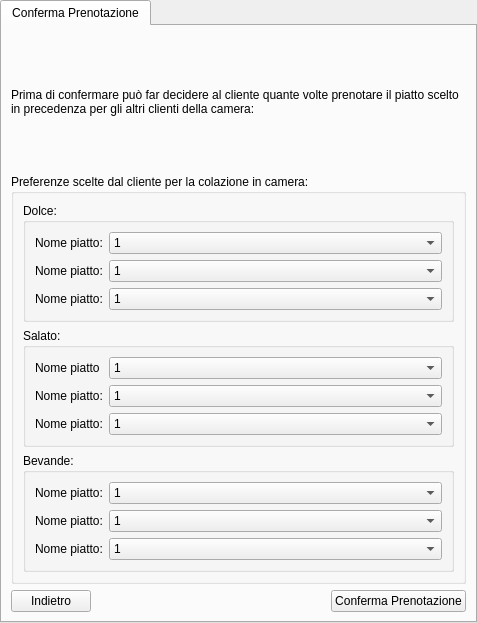
mdoraz/Hotel, file ui/Cameriere/GestisciCucina/ConfermaPrenotazioneColazioneInCameraGiornoSuccessivo.ui: the form before one commit.
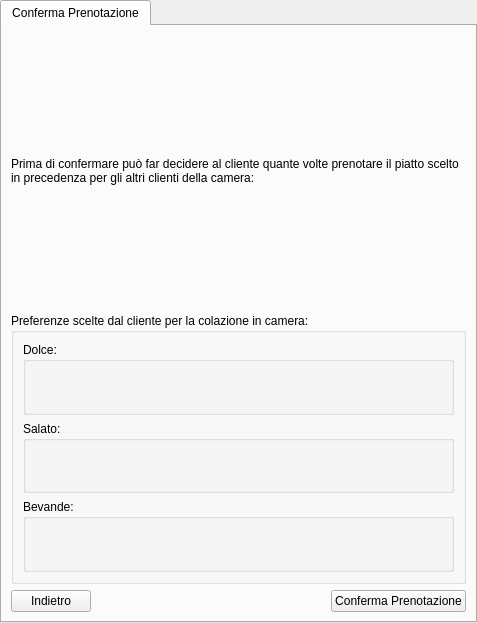
The form after the commit.

Commit message: Collegata Colazione in camera e visualizza + modifiche file .ui della colazione in camera del cameriere

```diff
--- a/ui/Cameriere/GestisciCucina/ConfermaPrenotazioneColazioneInCameraGiornoSuccessivo.ui
+++ b/ui/Cameriere/GestisciCucina/ConfermaPrenotazioneColazioneInCameraGiornoSuccessivo.ui
@@ -66,101 +66,7 @@
          <property name="title">
           <string>Salato:</string>
          </property>
-         <layout class="QFormLayout" name="formLayoutSalato">
-          <item row="0" column="0">
-           <widget class="QLabel" name="labelPiattoSalatoColazioneInCamera">
-            <property name="text">
-             <string>Nome piatto</string>
-            </property>
-           </widget>
-          </item>
-          <item row="0" column="1">
-           <widget class="QComboBox" name="comboboxQuantitaPiattoSalato">
-            <item>
-             <property name="text">
-              <string>1</string>
-             </property>
-            </item>
-            <item>
-             <property name="text">
-              <string>2</string>
-             </property>
-            </item>
-            <item>
-             <property name="text">
-              <string>3</string>
-             </property>
-            </item>
-            <item>
-             <property name="text">
-              <string>4</string>
-             </property>
-            </item>
-           </widget>
-          </item>
-          <item row="1" column="0">
-           <widget class="QLabel" name="labelPiattoSalatoColazioneInCamera_2">
-            <property name="text">
-             <string>Nome piatto:</string>
-            </property>
-           </widget>
-          </item>
-          <item row="1" column="1">
-           <widget class="QComboBox" name="comboboxQuantitaPiattoSalato_2">
-            <item>
-             <property name="text">
-              <string>1</string>
-             </property>
-            </item>
-            <item>
-             <property name="text">
-              <string>2</string>
-             </property>
-            </item>
-            <item>
-             <property name="text">
-              <string>3</string>
-             </property>
-            </item>
-            <item>
-             <property name="text">
-              <string>4</string>
-             </property>
-            </item>
-           </widget>
-          </item>
-          <item row="2" column="0">
-           <widget class="QLabel" name="labelPiattoSalatoColazioneInCamera_3">
-            <property name="text">
-             <string>Nome piatto:</string>
-            </property>
-           </widget>
-          </item>
-          <item row="2" column="1">
-           <widget class="QComboBox" name="comboboxQuantitaPiattoSalato_3">
-            <item>
-             <property name="text">
-              <string>1</string>
-             </property>
-            </item>
-            <item>
-             <property name="text">
-              <string>2</string>
-             </property>
-            </item>
-            <item>
-             <property name="text">
-              <string>3</string>
-             </property>
-            </item>
-            <item>
-             <property name="text">
-              <string>4</string>
-             </property>
-            </item>
-           </widget>
-          </item>
-         </layout>
+         <layout class="QFormLayout" name="formLayoutSalato"/>
         </widget>
        </item>
        <item row="0" column="0">
@@ -168,101 +74,7 @@
          <property name="title">
           <string>Dolce:</string>
          </property>
-         <layout class="QFormLayout" name="formLayoutDolce">
-          <item row="0" column="0">
-           <widget class="QLabel" name="labelPiattoDolceColazioneInCamera">
-            <property name="text">
-             <string>Nome piatto:</string>
-            </property>
-           </widget>
-          </item>
-          <item row="0" column="1">
-           <widget class="QComboBox" name="comboboxQuantitaPiattoDolce_1">
-            <item>
-             <property name="text">
-              <string>1</string>
-             </property>
-            </item>
-            <item>
-             <property name="text">
-              <string>2</string>
-             </property>
-            </item>
-            <item>
-             <property name="text">
-              <string>3</string>
-             </property>
-            </item>
-            <item>
-             <property name="text">
-              <string>4</string>
-             </property>
-            </item>
-           </widget>
-          </item>
-          <item row="1" column="0">
-           <widget class="QLabel" name="labelPiattoDolceColazioneInCamera_2">
-            <property name="text">
-             <string>Nome piatto:</string>
-            </property>
-           </widget>
-          </item>
-          <item row="1" column="1">
-           <widget class="QComboBox" name="comboboxQuantitaPiattoDolce_2">
-            <item>
-             <property name="text">
-              <string>1</string>
-             </property>
-            </item>
-            <item>
-             <property name="text">
-              <string>2</string>
-             </property>
-            </item>
-            <item>
-             <property name="text">
-              <string>3</string>
-             </property>
-            </item>
-            <item>
-             <property name="text">
-              <string>4</string>
-             </property>
-            </item>
-           </widget>
-          </item>
-          <item row="2" column="0">
-           <widget class="QLabel" name="labelPiattoDolceColazioneInCamera_3">
-            <property name="text">
-             <string>Nome piatto:</string>
-            </property>
-           </widget>
-          </item>
-          <item row="2" column="1">
-           <widget class="QComboBox" name="comboboxQuantitaPiattoDolce_3">
-            <item>
-             <property name="text">
-              <string>1</string>
-             </property>
-            </item>
-            <item>
-             <property name="text">
-              <string>2</string>
-             </property>
-            </item>
-            <item>
-             <property name="text">
-              <string>3</string>
-             </property>
-            </item>
-            <item>
-             <property name="text">
-              <string>4</string>
-             </property>
-            </item>
-           </widget>
-          </item>
-         </layout>
+         <layout class="QFormLayout" name="formLayoutDolce"/>
         </widget>
        </item>
        <item row="2" column="0">
@@ -270,101 +82,7 @@
          <property name="title">
           <string>Bevande:</string>
          </property>
-         <layout class="QFormLayout" name="formLayoutBevande">
-          <item row="0" column="0">
-           <widget class="QLabel" name="labelBevandeColazioneInCamera">
-            <property name="text">
-             <string>Nome piatto:</string>
-            </property>
-           </widget>
-          </item>
-          <item row="0" column="1">
-           <widget class="QComboBox" name="comboboxQuantitaBevanda">
-            <item>
-             <property name="text">
-              <string>1</string>
-             </property>
-            </item>
-            <item>
-             <property name="text">
-              <string>2</string>
-             </property>
-            </item>
-            <item>
-             <property name="text">
-              <string>3</string>
-             </property>
-            </item>
-            <item>
-             <property name="text">
-              <string>4</string>
-             </property>
-            </item>
-           </widget>
-          </item>
-          <item row="1" column="0">
-           <widget class="QLabel" name="labelBevandeColazioneInCamera_2">
-            <property name="text">
-             <string>Nome piatto:</string>
-            </property>
-           </widget>
-          </item>
-          <item row="1" column="1">
-           <widget class="QComboBox" name="comboboxQuantitaBevanda_2">
-            <item>
-             <property name="text">
-              <string>1</string>
-             </property>
-            </item>
-            <item>
-             <property name="text">
-              <string>2</string>
-             </property>
-            </item>
-            <item>
-             <property name="text">
-              <string>3</string>
-             </property>
-            </item>
-            <item>
-             <property name="text">
-              <string>4</string>
-             </property>
-            </item>
-           </widget>
-          </item>
-          <item row="2" column="0">
-           <widget class="QLabel" name="labelBevandeColazioneInCamera_3">
-            <property name="text">
-             <string>Nome piatto:</string>
-            </property>
-           </widget>
-          </item>
-          <item row="2" column="1">
-           <widget class="QComboBox" name="comboboxQuantitaBevanda_3">
-            <item>
-             <property name="text">
-              <string>1</string>
-             </property>
-            </item>
-            <item>
-             <property name="text">
-              <string>2</string>
-             </property>
-            </item>
-            <item>
-             <property name="text">
-              <string>3</string>
-             </property>
-            </item>
-            <item>
-             <property name="text">
-              <string>4</string>
-             </property>
-            </item>
-           </widget>
-          </item>
-         </layout>
+         <layout class="QFormLayout" name="formLayoutBevande"/>
         </widget>
        </item>
       </layout>
```
The commit also changes 9 other files.
